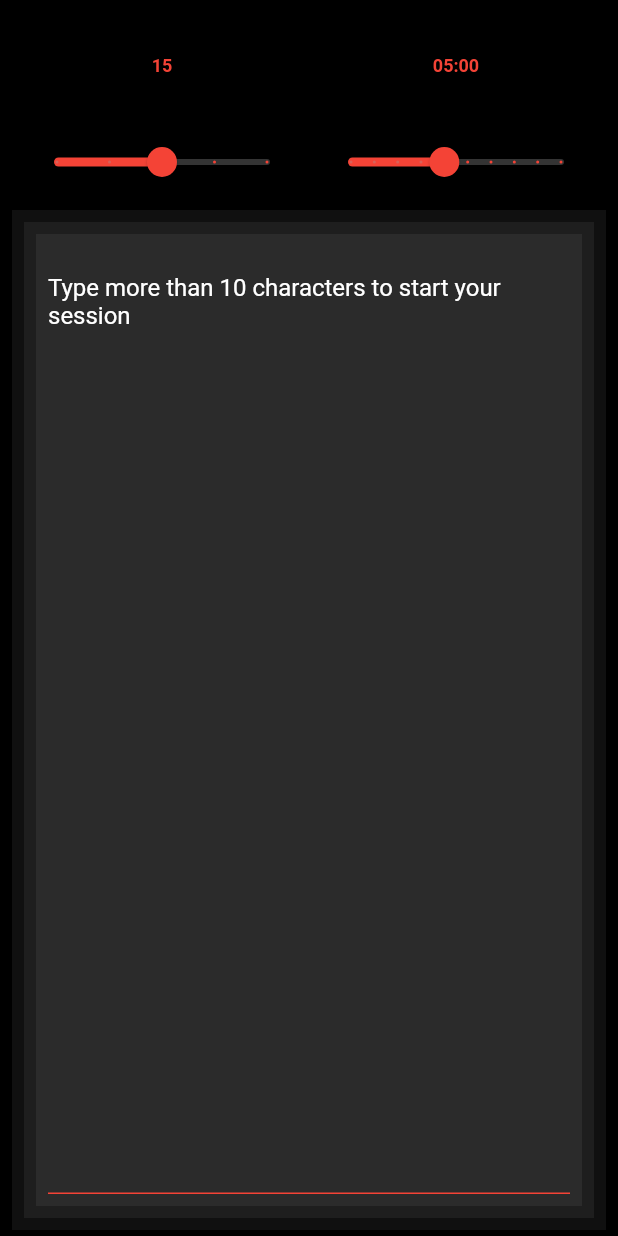
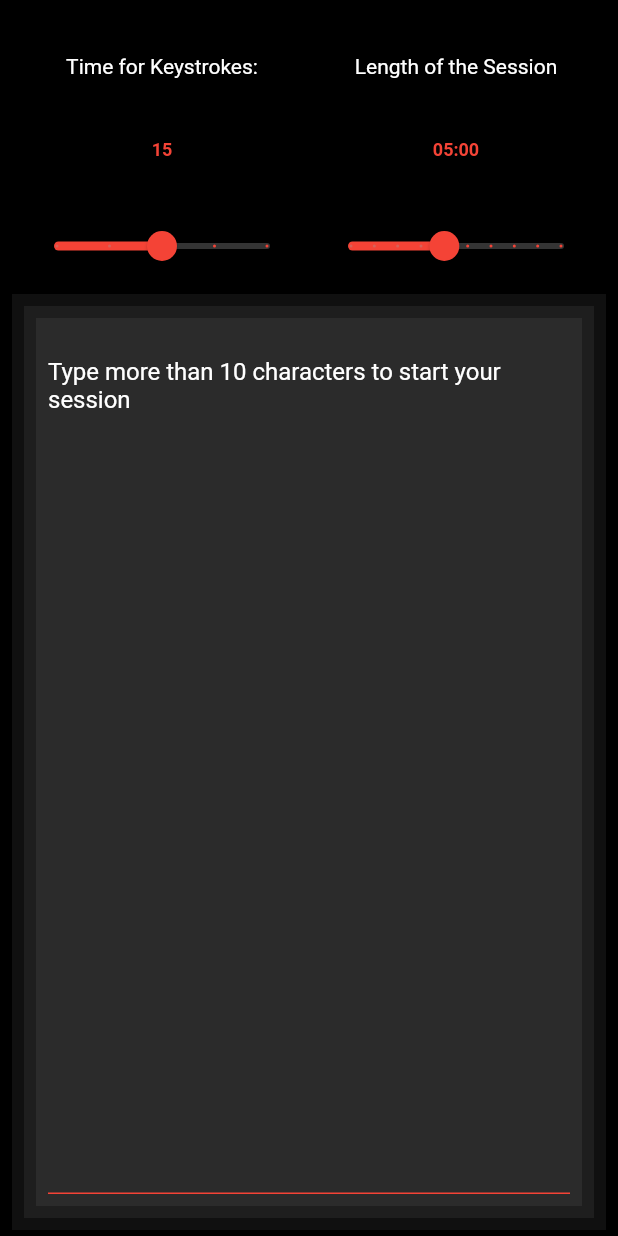
Before and after one commit to FranktheFurter/hardcore_writer, a Flutter app: the screen it shows after launch, on a phone screen of 412 x 824 dp. Run offline on Flutter 3.47's test engine with Material 2 defaults, Android fonts, the phone set to English and light mode, and no system bars; drawn by our look-alikes of circular_countdown_timer; our stand-ins replace flutter_mobx, loading_animation_widget, mobx; generated files the repository leaves out were written again.

Commit message:
fixed for web

```diff
--- a/lib/page1.dart
+++ b/lib/page1.dart
@@ -62,6 +62,15 @@ class _HeaderState extends State<Header> {
           children: [
             Column(
               children: [
+                (mainState.sessionRunning)
+                    ? Container()
+                    : Padding(
+                        padding: const EdgeInsets.only(top: 32.0, bottom: 8),
+                        child: Text(
+                          "Time for Keystrokes:",
+                          style: TextStyle(color: Colors.white),
+                        ),
+                      ),
                 DeathTimer(),
                 (mainState.sessionRunning)
                     ? Container()
@@ -83,6 +92,15 @@ class _HeaderState extends State<Header> {
             ),
             Column(
               children: [
+                (mainState.sessionRunning)
+                    ? Container()
+                    : Padding(
+                        padding: const EdgeInsets.only(top: 32.0, bottom: 8),
+                        child: Text(
+                          "Length of the Session",
+                          style: TextStyle(color: Colors.white),
+                        ),
+                      ),
                 SessionTimer(),
                 (mainState.sessionRunning)
                     ? Container()
```
